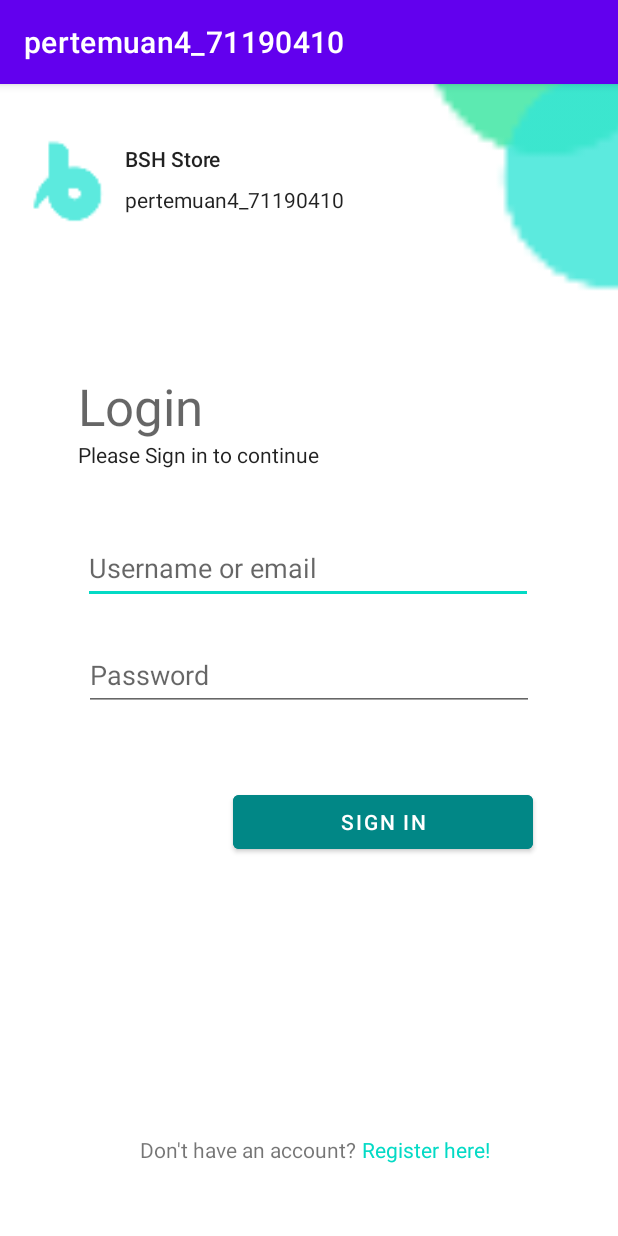
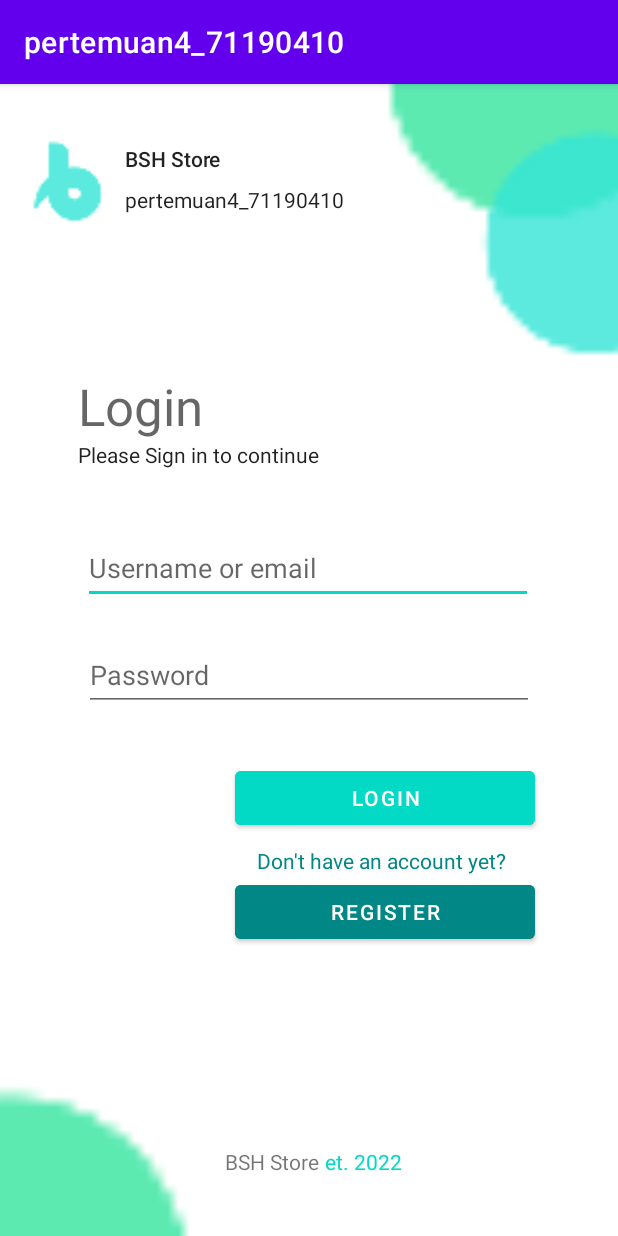
Before and after one commit to bastiansurya77/latihanMandiri_ProgAndro, an Android app: the screen it shows after launch (MainActivity), on a phone screen of 412 x 824 dp. Run offline under Robolectric (Android 15) with nearby library versions, the phone set to English and light mode, and no system bars.

Commit message:
Pertemuan4

```diff
--- a/pertemuan4_71190410/app/src/main/res/layout/activity_main.xml
+++ b/pertemuan4_71190410/app/src/main/res/layout/activity_main.xml
@@ -39,23 +39,35 @@
         android:id="@+id/button"
         android:layout_width="200dp"
         android:layout_height="wrap_content"
-        android:layout_marginBottom="252dp"
-        android:backgroundTint="@color/teal_700"
-        android:text="Sign In"
+        android:layout_marginBottom="268dp"
+        android:backgroundTint="@color/teal_200"
+        android:text="Login"
         app:layout_constraintBottom_toBottomOf="parent"
         app:layout_constraintEnd_toEndOf="parent"
-        app:layout_constraintHorizontal_bias="0.734"
+        app:layout_constraintHorizontal_bias="0.739"
         app:layout_constraintStart_toStartOf="parent" />
+
+    <Button
+        android:id="@+id/button2"
+        android:layout_width="200dp"
+        android:layout_height="wrap_content"
+        android:layout_marginTop="28dp"
+        android:backgroundTint="@color/teal_700"
+        android:text="Register"
+        app:layout_constraintEnd_toEndOf="parent"
+        app:layout_constraintHorizontal_bias="0.739"
+        app:layout_constraintStart_toStartOf="parent"
+        app:layout_constraintTop_toBottomOf="@+id/button" />
 
     <TextView
         android:id="@+id/textView"
         android:layout_width="wrap_content"
         android:layout_height="wrap_content"
-        android:layout_marginBottom="48dp"
-        android:text="Don't have an account?"
+        android:layout_marginBottom="40dp"
+        android:text="BSH Store"
         app:layout_constraintBottom_toBottomOf="parent"
         app:layout_constraintEnd_toEndOf="parent"
-        app:layout_constraintHorizontal_bias="0.349"
+        app:layout_constraintHorizontal_bias="0.429"
         app:layout_constraintStart_toStartOf="parent" />
 
     <TextView
@@ -63,8 +75,8 @@
         android:layout_width="wrap_content"
         android:layout_height="wrap_content"
         android:layout_marginStart="4dp"
-        android:layout_marginBottom="48dp"
-        android:text="Register here!"
+        android:layout_marginBottom="40dp"
+        android:text="et. 2022"
         android:textColor="@color/teal_200"
         app:layout_constraintBottom_toBottomOf="parent"
         app:layout_constraintStart_toEndOf="@+id/textView" />
@@ -125,10 +137,10 @@
 
     <ImageView
         android:id="@+id/imageView"
-        android:layout_width="240dp"
-        android:layout_height="175dp"
-        android:layout_marginStart="244dp"
-        android:layout_marginBottom="712dp"
+        android:layout_width="402dp"
+        android:layout_height="215dp"
+        android:layout_marginStart="156dp"
+        android:layout_marginBottom="668dp"
         app:layout_constraintBottom_toBottomOf="parent"
         app:layout_constraintStart_toStartOf="parent"
         app:srcCompat="@drawable/circle" />
@@ -137,20 +149,32 @@
         android:id="@+id/imageView3"
         android:layout_width="290dp"
         android:layout_height="161dp"
-        android:layout_marginStart="264dp"
-        android:layout_marginBottom="624dp"
+        android:layout_marginStart="252dp"
+        android:layout_marginBottom="580dp"
         app:layout_constraintBottom_toBottomOf="parent"
         app:layout_constraintStart_toStartOf="parent"
         app:srcCompat="@drawable/circle2" />
 
     <ImageView
         android:id="@+id/imageView4"
-        android:layout_width="125dp"
-        android:layout_height="91dp"
-        android:layout_marginTop="776dp"
-        android:layout_marginEnd="336dp"
+        android:layout_width="406dp"
+        android:layout_height="263dp"
+        android:layout_marginTop="664dp"
+        android:layout_marginEnd="204dp"
         app:layout_constraintEnd_toEndOf="parent"
         app:layout_constraintTop_toTopOf="parent"
         app:srcCompat="@drawable/circle" />
 
+    <TextView
+        android:id="@+id/textView7"
+        android:layout_width="wrap_content"
+        android:layout_height="wrap_content"
+        android:layout_marginTop="8dp"
+        android:text="Don't have an account yet?"
+        android:textColor="@color/teal_700"
+        app:layout_constraintEnd_toEndOf="parent"
+        app:layout_constraintHorizontal_bias="0.697"
+        app:layout_constraintStart_toStartOf="parent"
+        app:layout_constraintTop_toBottomOf="@+id/button" />
+
 </androidx.constraintlayout.widget.ConstraintLayout>
```
